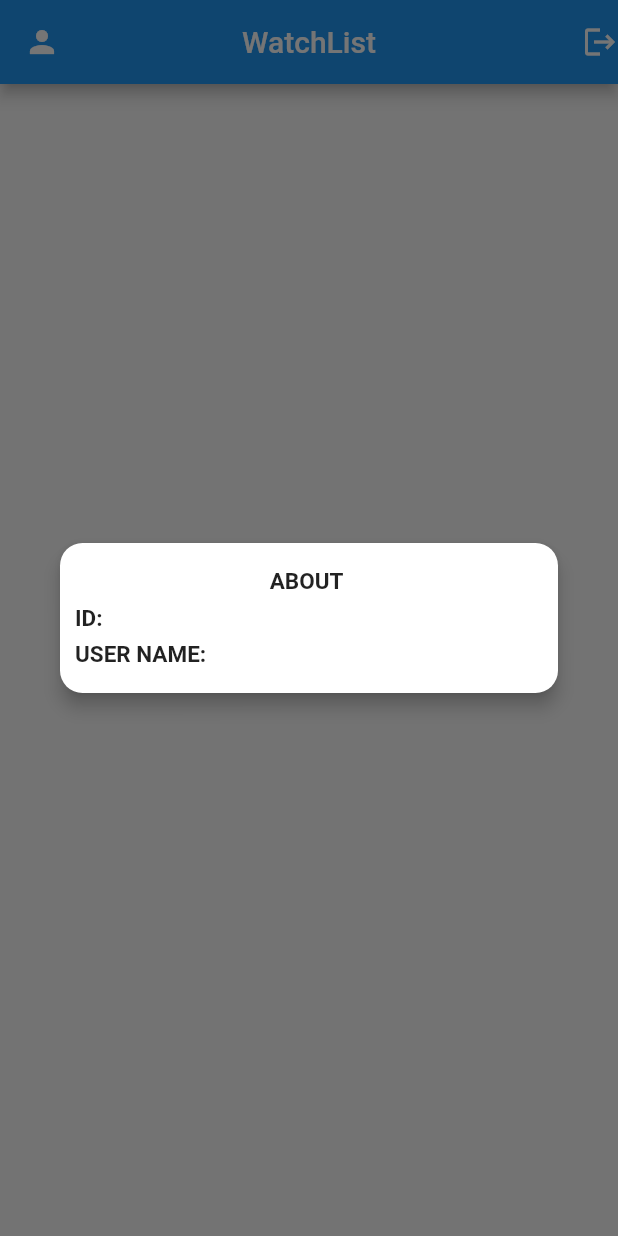
After one commit to Aswal-Ashutosh/stocktwits_demo, a Flutter app: the WatchListScreen screen opened by its route, after a tap on the "person" icon, on a phone screen of 412 x 824 dp. The commit adds this screen. Run offline on Flutter 3.47's test engine with Material 2 defaults, Android fonts, the phone set to English and light mode, and no system bars; our stand-ins replace flutter_spinkit, shared_preferences, webview_flutter; accounts and stored records are empty; network calls fail.

Commit message:
add user about button

```diff
--- a/lib/custom/stocktwits_auth_dialog.dart
+++ b/lib/custom/stocktwits_auth_dialog.dart
@@ -4,9 +4,9 @@ import 'package:flutter/material.dart';
 import 'package:webview_flutter/webview_flutter.dart';
 
 class StocktwitsAuthDialog extends StatelessWidget {
-  final String? initialUrl;
+  final String initialUrl;
 
-  StocktwitsAuthDialog({this.initialUrl});
+  StocktwitsAuthDialog({required this.initialUrl});
 
   @override
   Widget build(BuildContext context) {
@@ -21,8 +21,8 @@ class StocktwitsAuthDialog extends StatelessWidget {
 }
 
 class CustomDialog extends StatefulWidget {
-  final String? initialUrl;
-  CustomDialog({this.initialUrl});
+  final String initialUrl;
+  CustomDialog({required this.initialUrl});
   @override
   _CustomDialogState createState() => _CustomDialogState();
 }
@@ -31,14 +31,13 @@ class _CustomDialogState extends State<CustomDialog> {
   bool isLoading = true;
   @override
   Widget build(BuildContext context) {
-    final deviceSize = MediaQuery.of(context).size;
     return ClipRRect(
       borderRadius: BorderRadius.circular(kDefualtBorderRadius),
       child: Stack(
         alignment: Alignment.center,
         children: [
           Container(
-            height: deviceSize.height / 2.0,
+            height: MediaQuery.of(context).size.height / 2.0,
             child: WebView(
               initialUrl: widget.initialUrl,
               navigationDelegate: (NavigationRequest request) {
--- /dev/null
+++ b/lib/custom/user_about_dialog.dart
@@ -0,0 +1,64 @@
+import 'package:demo/constants/constants.dart';
+import 'package:flutter/material.dart';
+
+class UserAboutDialog extends StatelessWidget {
+  final String userId, userName;
+
+  UserAboutDialog({required this.userId, required this.userName});
+
+  @override
+  Widget build(BuildContext context) {
+    return Dialog(
+      shape: RoundedRectangleBorder(
+          borderRadius: BorderRadius.circular(kDefualtBorderRadius)),
+      elevation: kDefualtDialogElevation,
+      child: CustomDialog(userId: userId, userName: userName),
+    );
+  }
+}
+
+class CustomDialog extends StatefulWidget {
+  final String userId, userName;
+  CustomDialog({required this.userId, required this.userName});
+  @override
+  _CustomDialogState createState() => _CustomDialogState();
+}
+
+class _CustomDialogState extends State<CustomDialog> {
+  bool isLoading = true;
+  @override
+  Widget build(BuildContext context) {
+    return Container(
+      padding: EdgeInsets.all(kDefualtDialogHorizontalPadding),
+      height: 100,
+      child: Column(
+        crossAxisAlignment: CrossAxisAlignment.center,
+        mainAxisAlignment: MainAxisAlignment.spaceEvenly,
+        children: [
+          Text(
+            'ABOUT ',
+            style: TextStyle(fontSize: 15, fontWeight: FontWeight.bold),
+          ),
+          Row(
+            children: [
+              Text(
+                'ID: ',
+                style: TextStyle(fontSize: 15, fontWeight: FontWeight.bold),
+              ),
+              Text(widget.userId),
+            ],
+          ),
+          Row(
+            children: [
+              Text(
+                'USER NAME: ',
+                style: TextStyle(fontSize: 15, fontWeight: FontWeight.bold),
+              ),
+              Text(widget.userName),
+            ],
+          ),
+        ],
+      ),
+    );
+  }
+}
--- a/lib/screens/watch_list_screen.dart
+++ b/lib/screens/watch_list_screen.dart
@@ -1,5 +1,5 @@
 import 'dart:convert';
-
+import 'package:demo/custom/user_about_dialog.dart';
 import 'package:demo/custom/watch_list_card.dart';
 import 'package:demo/service/shared_pref_handler.dart';
 import 'package:demo/service/user.dart';
@@ -22,41 +22,54 @@ class _WatchListScreenState extends State<WatchListScreen> {
     getLoggedInUserInfoAndWatchList();
   }
 
-  void getLoggedInUserInfoAndWatchList() async{
+  void getLoggedInUserInfoAndWatchList() async {
     //Getting logged in user saved information.
     user = await SharedPrefHandler.user;
 
     //Requesting for watchlist using access token of user.
-    final watchListRequestUrl = Uri.parse("https://api.stocktwits.com/api/2/watchlists.json?access_token=${user?.accessToken}");
+    final watchListRequestUrl = Uri.parse(
+        "https://api.stocktwits.com/api/2/watchlists.json?access_token=${user?.accessToken}");
     final response = await http.get(watchListRequestUrl);
 
     //Decoding json string to dart map
     final Map jsonResponse = jsonDecode(response.body);
 
     //Extracting watchlists and Converting to Map<String, String> from Map<dynamic, dynamic>
-    for(var data in jsonResponse['watchlists']){
-      watchlist.add({'id': data['id'].toString(), 'name': data['name'].toString(), 'created_at': data['created_at'].toString(), 'updated_at': data['updated_at'].toString()});
+    for (var data in jsonResponse['watchlists']) {
+      watchlist.add({
+        'id': data['id'].toString(),
+        'name': data['name'].toString(),
+        'created_at': data['created_at'].toString(),
+        'updated_at': data['updated_at'].toString()
+      });
     }
     setState(() {
       loading = false;
     });
   }
 
-
   @override
   Widget build(BuildContext context) {
     return Scaffold(
       appBar: AppBar(
-        leading: Icon(Icons.person),
+        leading: GestureDetector(
+          child: Icon(Icons.person),
+          onTap: () {
+            showDialog(
+              context: context,
+              builder: (context) => UserAboutDialog(userId: user?.userId??'', userName: user?.userName??'')
+            );
+          },
+        ),
         title: Text('WatchList'),
         centerTitle: true,
-        actions: [
-          Icon(Icons.logout)
-        ],
+        actions: [Icon(Icons.logout)],
       ),
       body: SafeArea(
-        child: ListView.builder(itemBuilder: (_, index)  => WatchListCard(data: watchlist[index]), itemCount: watchlist.length,)
-      ),
+          child: ListView.builder(
+        itemBuilder: (_, index) => WatchListCard(data: watchlist[index]),
+        itemCount: watchlist.length,
+      )),
     );
   }
 }
```
